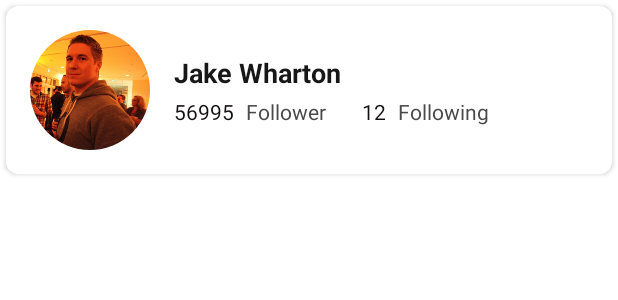
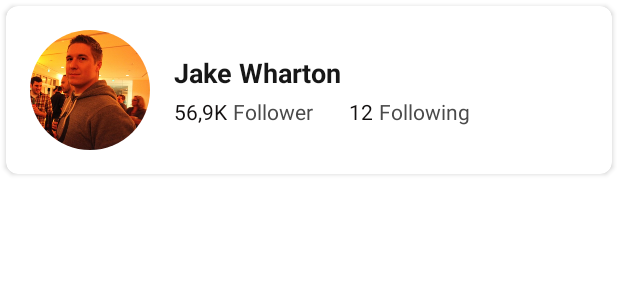
Before and after one commit to dipoengoro/githubuser, an Android app: the layout item_user.xml on its own in the app's theme, with its tools: preview values and no code run, on a phone screen of 412 x 824 dp. Shown: the top 300 px of the screen. Run offline under Robolectric (Android 15) with nearby library versions, the phone set to English and light mode, and no system bars.

Commit message:
Refine layout item

```diff
--- a/app/src/main/res/layout/activity_main.xml
+++ b/app/src/main/res/layout/activity_main.xml
@@ -10,7 +10,9 @@
         android:id="@+id/recyclerView"
         android:layout_width="0dp"
         android:layout_height="0dp"
+        android:clipToPadding="false"
         android:padding="4dp"
+        tools:listitem="@layout/item_user"
         app:layout_constraintBottom_toBottomOf="parent"
         app:layout_constraintEnd_toEndOf="parent"
         app:layout_constraintStart_toStartOf="parent"
--- a/app/src/main/res/layout/item_user.xml
+++ b/app/src/main/res/layout/item_user.xml
@@ -42,7 +42,7 @@
             android:layout_height="0dp"
             android:layout_marginStart="16dp"
             android:layout_marginBottom="16dp"
-            android:text="56995"
+            android:text="56,9K"
             android:textColor="#131010"
             android:textSize="14sp"
             app:layout_constraintBottom_toBottomOf="@id/user_image"
@@ -52,7 +52,7 @@
             android:id="@+id/follower_user_text"
             android:layout_width="wrap_content"
             android:layout_height="0dp"
-            android:layout_marginStart="8dp"
+            android:layout_marginStart="4dp"
             android:layout_marginBottom="16dp"
             android:text="Follower"
             android:textColor="#4A4A4A"
@@ -76,7 +76,7 @@
             android:id="@+id/following_user_text"
             android:layout_width="wrap_content"
             android:layout_height="0dp"
-            android:layout_marginStart="8dp"
+            android:layout_marginStart="4dp"
             android:layout_marginBottom="16dp"
             android:text="Following"
             android:textColor="#4A4A4A"
```
